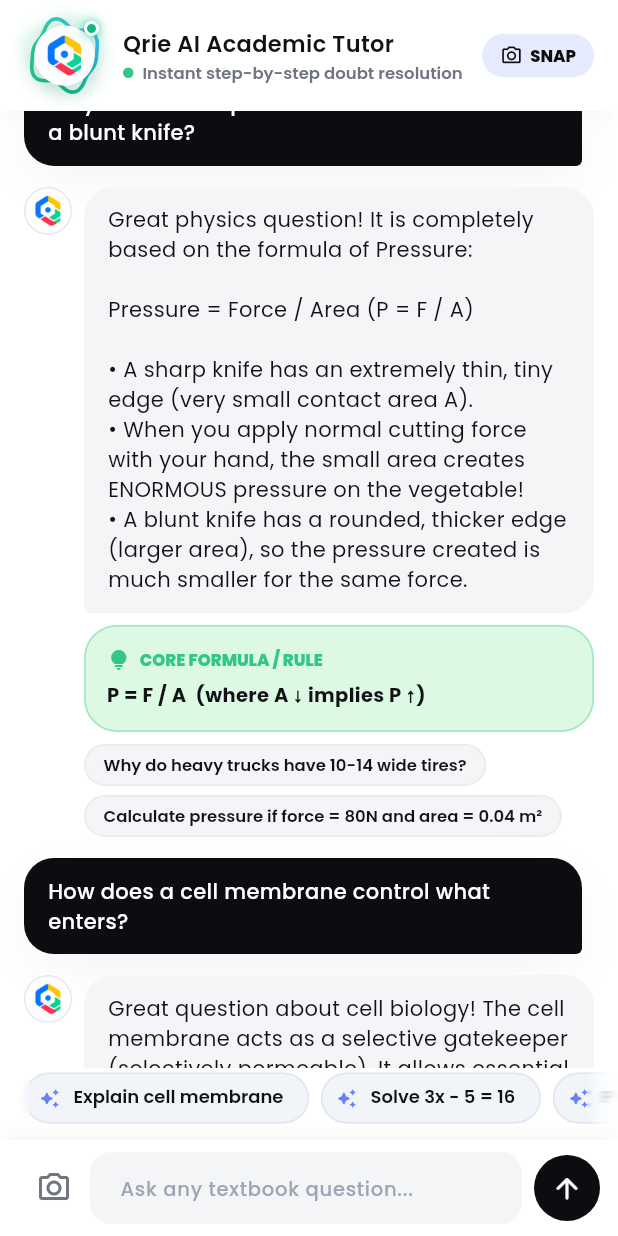
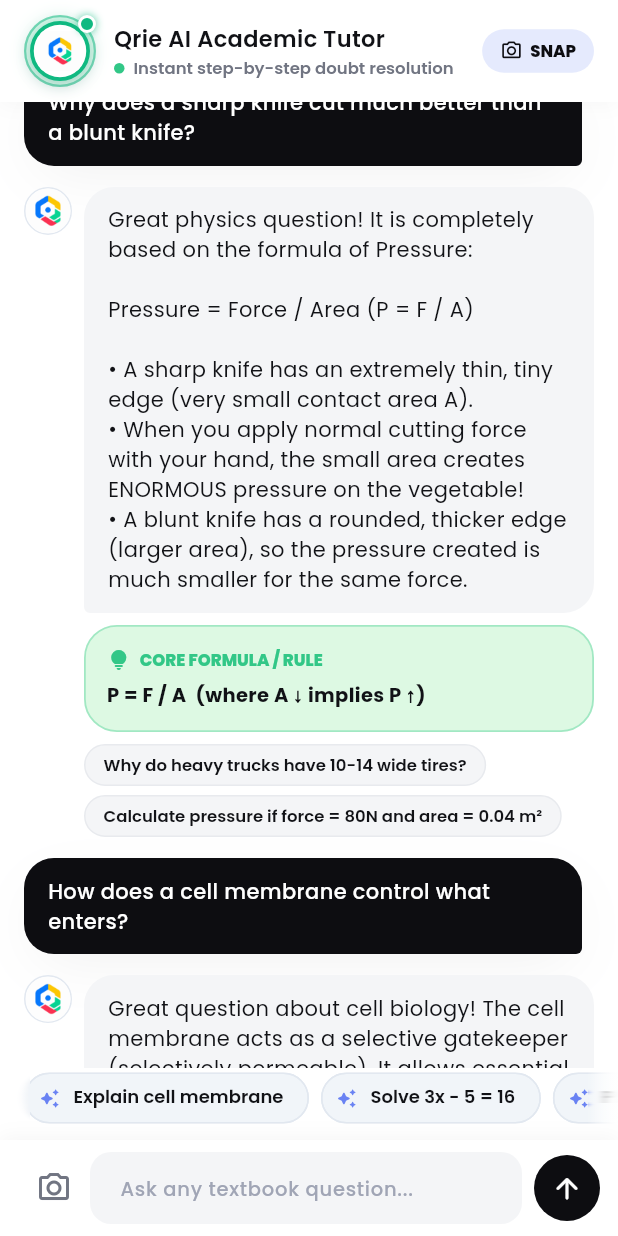
Before and after one commit to pranjal2410719/Qrie, a Flutter app: the DoubtChatScreen screen opened directly, after a tap on "How does a cell membrane control what en", on a phone screen of 412 x 824 dp. Run offline on Flutter 3.47's test engine with Material 3 defaults, Android fonts, the phone set to English and light mode, and no system bars; our stand-ins replace dio, flutter_secure_storage, flutter_svg, google_fonts, shared_preferences, sqflite; accounts and stored records are empty; network calls fail; project files that could hold a hidden picture were left out.

Commit message:
refactor(ui): replace wavy border with simple visible circular border

```diff
--- a/android-app/qrie/lib/widgets/dynamic_wavy_blob.dart
+++ b/android-app/qrie/lib/widgets/dynamic_wavy_blob.dart
@@ -1,15 +1,17 @@
-import 'dart:io' show Platform;
-import 'dart:math' as math;
 import 'package:flutter/material.dart';
 
-/// A circular AI blob with a dynamically undulating, organic wavy boundary.
+/// A circular AI tutor avatar with a clean, simple, and visible circular border.
 ///
 /// Features:
-/// - Pure circular core displaying the official Qrie Q logo.
-/// - Dynamically flowing multi-harmonic wave boundary with smooth continuous loop.
-/// - Layered fluid aura (outer atmospheric glow + vibrant inner wave stroke).
-/// - Reactive states (active context, test guardrail, idle breathing).
-class DynamicWavyBlob extends StatefulWidget {
+/// - Crisp circular core with white backdrop and the official Qrie Q logo.
+/// - Simple, high-contrast, visible dual-ring circular border (no wavy distortion).
+/// - Dynamic status-aware coloration:
+///   - Context active: Vibrant Emerald (#10B981)
+///   - Test Guardrails mode: Warm Amber (#F59E0B)
+///   - Default idle: Brand Sky/Cobalt (#0284C7)
+/// - Floating ambient shadow for elevation and distinct visibility on all backgrounds.
+/// - Active beacon dot for context-aware states.
+class DynamicWavyBlob extends StatelessWidget {
   final double size;
   final bool hasActiveContext;
   final bool isTestMode;
@@ -26,113 +28,105 @@
   });
 
   @override
-  State<DynamicWavyBlob> createState() => _DynamicWavyBlobState();
-}
+  Widget build(BuildContext context) {
+    // 1. Determine status-aware accent and ring colors
+    final Color accentColor = isTestMode
+        ? const Color(0xFFF59E0B) // Amber for Guardrails
+        : (hasActiveContext
+            ? const Color(0xFF10B981) // Emerald for active context
+            : const Color(0xFF0284C7)); // Brand Sky/Cobalt
 
-class _DynamicWavyBlobState extends State<DynamicWavyBlob>
-    with SingleTickerProviderStateMixin {
-  late final AnimationController _waveController;
+    final Color ringColor = isTestMode
+        ? const Color(0xFFFDE68A) // Soft amber halo
+        : (hasActiveContext
+            ? const Color(0xFFA7F3D0) // Soft emerald halo
+            : const Color(0xFFBAE6FD)); // Soft sky halo
 
-  @override
-  void initState() {
-    super.initState();
-    _waveController = AnimationController(
-      vsync: this,
-      duration: const Duration(milliseconds: 3200),
-    );
+    final outerRingSize = size + 8.0;
+    final coreSize = size;
 
-    // In Flutter test environments, infinite repeating animations cause tester.pumpAndSettle() to time out.
-    // In tests, we set a static progress snapshot (0.5); in real runtime on device, we repeat continuously.
-    final isTesting = Platform.environment.containsKey('FLUTTER_TEST') ||
-        WidgetsBinding.instance.runtimeType.toString().contains('Test');
-    if (!isTesting) {
-      _waveController.repeat();
-    } else {
-      _waveController.value = 0.5;
-    }
-  }
-
-  @override
-  void dispose() {
-    _waveController.dispose();
-    super.dispose();
-  }
-
-  @override
-  Widget build(BuildContext context) {
-    // Outer bounding box is slightly larger than base size to accommodate wave peaks
-    final totalSize = widget.size + 14.0;
-    final coreSize = widget.size;
-
-    return SizedBox(
-      width: totalSize,
-      height: totalSize,
+    return GestureDetector(
+      onTap: onTap,
+      child: SizedBox(
+        width: outerRingSize,
+        height: outerRingSize,
         child: Stack(
           alignment: Alignment.center,
           clipBehavior: Clip.none,
           children: [
-          // 1. Animated Dynamic Wavy Boundary Canvas
-          AnimatedBuilder(
-            animation: _waveController,
-            builder: (context, _) {
-              return CustomPaint(
-                size: Size(totalSize, totalSize),
-                painter: _WavyBoundaryPainter(
-                  progress: _waveController.value,
-                  baseRadius: coreSize / 2,
-                  hasActiveContext: widget.hasActiveContext,
-                  isTestMode: widget.isTestMode,
+            // 1. Simple, clean, and visible outer accent halo / ring
+            Container(
+              width: outerRingSize,
+              height: outerRingSize,
+              decoration: BoxDecoration(
+                shape: BoxShape.circle,
+                color: ringColor.withValues(alpha: 0.35),
+                border: Border.all(
+                  color: accentColor.withValues(alpha: 0.5),
+                  width: 1.5,
                 ),
-              );
-            },
+              ),
             ),
 
-          // 2. Pure Circular Core Blob with Qrie Q Logo
+            // 2. High-visibility solid core container with primary circular border
             Container(
               width: coreSize,
               height: coreSize,
               decoration: BoxDecoration(
                 shape: BoxShape.circle,
                 color: Colors.white,
+                border: Border.all(
+                  color: accentColor,
+                  width: 2.5,
+                ),
                 boxShadow: [
+                  // Ambient drop shadow for high contrast & visibility on all backgrounds
                   BoxShadow(
                     color: const Color(0xFF0F172A).withValues(alpha: 0.16),
-                  blurRadius: 10,
+                    blurRadius: 8,
                     offset: const Offset(0, 3),
                   ),
+                  // Soft outer accent glow
                   BoxShadow(
-                  color: (widget.hasActiveContext
-                          ? const Color(0xFF10B981)
-                          : const Color(0xFF38BDF8))
-                      .withValues(alpha: 0.22),
-                  blurRadius: 14,
+                    color: accentColor.withValues(alpha: 0.22),
+                    blurRadius: 10,
                     spreadRadius: 1,
                   ),
                 ],
               ),
               child: ClipOval(
-              child: widget.centerChild ??
-                  Image.asset(
+                child: centerChild != null
+                    ? centerChild!
+                    : Padding(
+                        padding: const EdgeInsets.all(4.0),
+                        child: Image.asset(
                           'assets/Q_logo.png',
-                    width: coreSize,
-                    height: coreSize,
-                    fit: BoxFit.cover,
+                          width: coreSize - 8,
+                          height: coreSize - 8,
+                          fit: BoxFit.contain,
+                          errorBuilder: (context, error, stackTrace) =>
+                              const Icon(
+                            Icons.auto_awesome,
+                            color: Color(0xFF0284C7),
+                            size: 26,
+                          ),
+                        ),
                       ),
               ),
             ),
 
-          // 3. Active Beacon Dot (Context active / online)
-          if (widget.hasActiveContext || widget.isTestMode)
+            // 3. Status beacon indicator dot (online/context active)
+            if (hasActiveContext || isTestMode)
               Positioned(
-              top: 4,
-              right: 4,
+                top: 0,
+                right: 0,
                 child: Container(
-                width: 10,
-                height: 10,
+                  width: 12,
+                  height: 12,
                   decoration: BoxDecoration(
-                  color: widget.isTestMode
-                      ? const Color(0xFFF59E0B) // Amber for Guardrails
-                      : const Color(0xFF10B981), // Emerald for Homework
+                    color: isTestMode
+                        ? const Color(0xFFF59E0B)
+                        : const Color(0xFF10B981),
                     shape: BoxShape.circle,
                     border: Border.all(
                       color: Colors.white,
@@ -140,11 +134,11 @@
                     ),
                     boxShadow: [
                       BoxShadow(
-                      color: (widget.isTestMode
+                        color: (isTestMode
                                 ? const Color(0xFFF59E0B)
                                 : const Color(0xFF10B981))
-                          .withValues(alpha: 0.8),
-                      blurRadius: 5,
+                            .withValues(alpha: 0.7),
+                        blurRadius: 4,
                       ),
                     ],
                   ),
@@ -152,123 +146,7 @@
               ),
           ],
         ),
+      ),
     );
   }
 }
-
-class _WavyBoundaryPainter extends CustomPainter {
-  final double progress;
-  final double baseRadius;
-  final bool hasActiveContext;
-  final bool isTestMode;
-
-  _WavyBoundaryPainter({
-    required this.progress,
-    required this.baseRadius,
-    required this.hasActiveContext,
-    required this.isTestMode,
-  });
-
-  @override
-  void paint(Canvas canvas, Size size) {
-    final center = Offset(size.width / 2, size.height / 2);
-    final t = progress * 2 * math.pi;
-
-    // Palette depending on state
-    final Color primaryWaveColor = isTestMode
-        ? const Color(0xFFF59E0B)
-        : (hasActiveContext ? const Color(0xFF10B981) : const Color(0xFF0284C7));
-    final Color secondaryWaveColor = isTestMode
-        ? const Color(0xFFFB923C)
-        : (hasActiveContext ? const Color(0xFF34D399) : const Color(0xFF818CF8));
-    final Color outerGlowColor = isTestMode
-        ? const Color(0xFFFDE68A)
-        : (hasActiveContext ? const Color(0xFFA7F3D0) : const Color(0xFFBAE6FD));
-
-    // Outer soft atmospheric wave
-    final outerPath = _createClosedHarmonicWave(
-      center: center,
-      radius: baseRadius + 4.2,
-      amp1: 2.6,
-      amp2: 1.8,
-      freq1: 3,
-      freq2: 5,
-      phase: -t * 0.7,
-    );
-
-    final outerPaint = Paint()
-      ..color = outerGlowColor.withValues(alpha: 0.32)
-      ..style = PaintingStyle.stroke
-      ..strokeWidth = 3.5
-      ..maskFilter = const MaskFilter.blur(BlurStyle.normal, 3.0);
-    canvas.drawPath(outerPath, outerPaint);
-
-    // Primary dynamic undulating wave boundary
-    final innerPath = _createClosedHarmonicWave(
-      center: center,
-      radius: baseRadius + 1.8,
-      amp1: 2.4,
-      amp2: 1.4,
-      freq1: 4,
-      freq2: 6,
-      phase: t,
-    );
-
-    final gradientShader = SweepGradient(
-      colors: [
-        primaryWaveColor,
-        secondaryWaveColor,
-        const Color(0xFF38BDF8),
-        primaryWaveColor,
-      ],
-      transform: GradientRotation(t * 0.5),
-    ).createShader(Rect.fromCircle(center: center, radius: baseRadius + 8));
-
-    final waveStrokePaint = Paint()
-      ..shader = gradientShader
-      ..style = PaintingStyle.stroke
-      ..strokeWidth = 2.4
-      ..strokeCap = StrokeCap.round;
-
-    canvas.drawPath(innerPath, waveStrokePaint);
-  }
-
-  Path _createClosedHarmonicWave({
-    required Offset center,
-    required double radius,
-    required double amp1,
-    required double amp2,
-    required int freq1,
-    required int freq2,
-    required double phase,
-  }) {
-    final path = Path();
-    const steps = 96;
-
-    for (int i = 0; i <= steps; i++) {
-      final theta = (i / steps) * 2 * math.pi;
-      // Double harmonic ensures periodic closure f(0) == f(2*pi)
-      final r = radius +
-          amp1 * math.sin(freq1 * theta + phase) +
-          amp2 * math.cos(freq2 * theta - phase * 0.6);
-
-      final x = center.dx + r * math.cos(theta);
-      final y = center.dy + r * math.sin(theta);
-
-      if (i == 0) {
-        path.moveTo(x, y);
-      } else {
-        path.lineTo(x, y);
-      }
-    }
-    path.close();
-    return path;
-  }
-
-  @override
-  bool shouldRepaint(covariant _WavyBoundaryPainter oldDelegate) {
-    return oldDelegate.progress != progress ||
-        oldDelegate.hasActiveContext != hasActiveContext ||
-        oldDelegate.isTestMode != isTestMode;
-  }
-}
--- a/android-app/qrie/lib/widgets/floating_ai_tutor_widget.dart
+++ b/android-app/qrie/lib/widgets/floating_ai_tutor_widget.dart
@@ -326,7 +326,7 @@
             padding: const EdgeInsets.symmetric(horizontal: 16),
             child: Row(
               children: [
-                // Qrie Avatar with Dynamic Wavy Boundary
+                // Qrie Avatar with Clean Circular Border
                 DynamicWavyBlob(
                   size: 38,
                   hasActiveContext: widget.homework != null,
--- a/android-app/qrie/lib/widgets/mascot_avatar.dart
+++ b/android-app/qrie/lib/widgets/mascot_avatar.dart
@@ -31,7 +31,7 @@
         alignment: Alignment.center,
         clipBehavior: Clip.none,
         children: [
-          // Circular Qrie AI Blob with Dynamic Wavy Boundary
+          // Circular Qrie AI Blob with Clean Circular Border
           DynamicWavyBlob(
             size: size,
             hasActiveContext: showBadge,
```
Lines whose indentation alone changed are shown as unchanged.
